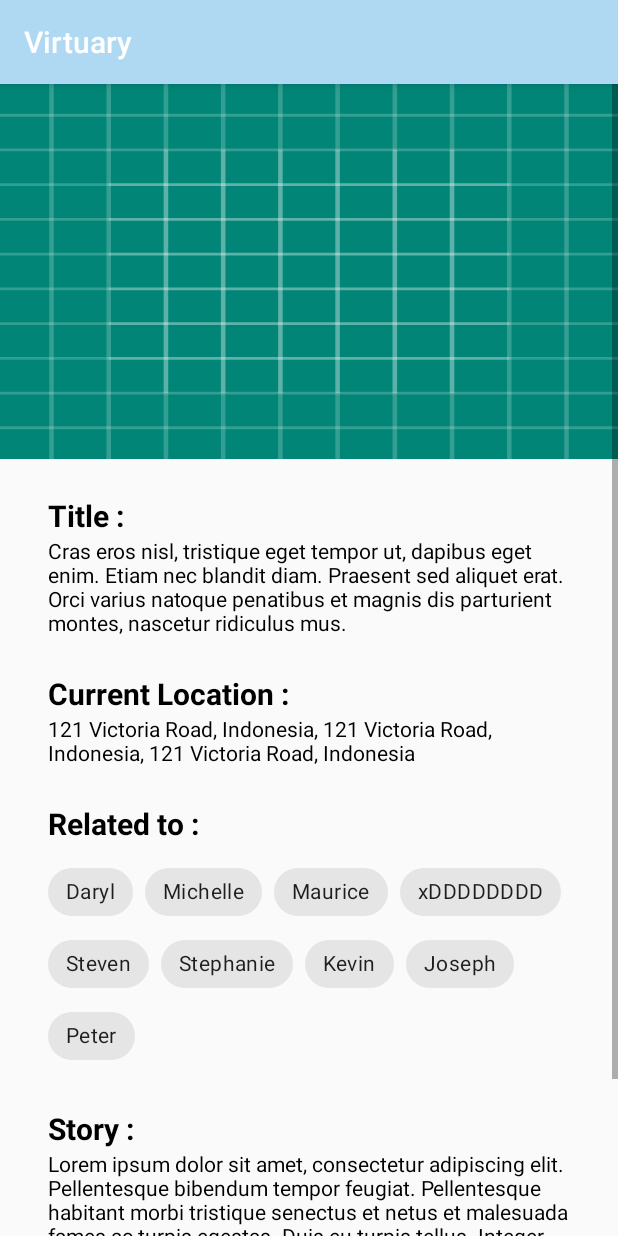
After one commit to azureguard/virtuary, an Android app: the fragment ItemFragment shown on its own in the app's theme, on a phone screen of 412 x 824 dp. The commit adds this screen. Run offline under Robolectric (Android 15) with nearby library versions, the phone set to English and light mode, and no system bars; our stand-ins replace data binding.

Commit message:
implement item view

```diff
--- /dev/null
+++ b/app/src/main/java/com/virtuary/app/screens/item/ItemFragment.kt
@@ -0,0 +1,65 @@
+package com.virtuary.app.screens.item
+
+import android.os.Bundle
+import android.view.LayoutInflater
+import android.view.View
+import android.view.ViewGroup
+import androidx.databinding.DataBindingUtil
+import androidx.fragment.app.Fragment
+import androidx.lifecycle.Observer
+import androidx.lifecycle.ViewModelProviders
+import com.google.android.material.chip.Chip
+import com.virtuary.app.R
+import com.virtuary.app.databinding.FragmentItemBinding
+
+class ItemFragment : Fragment() {
+
+    override fun onCreateView(
+        inflater: LayoutInflater,
+        container: ViewGroup?,
+        savedInstanceState: Bundle?
+    ): View? {
+        // inflate the layout
+        val binding: FragmentItemBinding = DataBindingUtil.inflate(
+            inflater,
+            R.layout.fragment_item, container, false
+        )
+
+        // get the home view model
+        // assign for databinding so the data in view model can be accessed
+        val viewModel: ItemViewModel = ViewModelProviders.of(this).get(ItemViewModel::class.java)
+
+        binding.itemViewModel = viewModel
+
+        // can observe LiveData updates
+        binding.lifecycleOwner = this
+
+        viewModel.relatedTo.observe(this,
+            Observer<MutableList<String>> { data ->
+                // make chip view for each item in the list
+                val chipGroup = binding.itemRelatedToList
+                val inflator = LayoutInflater.from(chipGroup.context)
+
+                val children = data.map { chipName ->
+                    val chip = inflator.inflate(R.layout.related_to_list, chipGroup, false) as Chip
+                    chip.text = chipName
+                    chip.isCloseIconVisible = false
+                    chip.isClickable = false
+                    chip.isCheckable = false
+
+                    chip
+                }
+
+                // remove any views already in ChipGroup
+                chipGroup.removeAllViews()
+
+                // add the new children to the ChipGroup
+                for (chip in children) {
+                    chipGroup.addView(chip as View)
+                }
+            }
+        )
+
+        return binding.root
+    }
+}
--- /dev/null
+++ b/app/src/main/java/com/virtuary/app/screens/item/ItemViewModel.kt
@@ -0,0 +1,28 @@
+package com.virtuary.app.screens.item
+
+import androidx.lifecycle.LiveData
+import androidx.lifecycle.MutableLiveData
+import androidx.lifecycle.ViewModel
+
+class ItemViewModel : ViewModel() {
+    private val _relatedTo = MutableLiveData<MutableList<String>>()
+    val relatedTo: LiveData<MutableList<String>>
+        get() = _relatedTo
+
+    init {
+        _relatedTo.value = mutableListOf()
+        addRelatedTo()
+    }
+
+    private fun addRelatedTo() {
+        _relatedTo.value!!.add("Daryl")
+        _relatedTo.value!!.add("Michelle")
+        _relatedTo.value!!.add("Maurice")
+        _relatedTo.value!!.add("xDDDDDDDD")
+        _relatedTo.value!!.add("Steven")
+        _relatedTo.value!!.add("Stephanie")
+        _relatedTo.value!!.add("Kevin")
+        _relatedTo.value!!.add("Joseph")
+        _relatedTo.value!!.add("Peter")
+    }
+}
--- a/app/src/main/res/layout/activity_main.xml
+++ b/app/src/main/res/layout/activity_main.xml
@@ -7,8 +7,8 @@
         android:layout_height="match_parent"
         tools:context=".MainActivity">
         <fragment
-            android:id="@+id/addItemFragment"
-            android:name="com.virtuary.app.screens.addItem.AddItemFragment"
+            android:id="@+id/itemFragment"
+            android:name="com.virtuary.app.screens.item.ItemFragment"
             android:layout_width="match_parent"
             android:layout_height="match_parent"
             />
--- /dev/null
+++ b/app/src/main/res/layout/fragment_item.xml
@@ -0,0 +1,152 @@
+<?xml version="1.0" encoding="utf-8"?>
+<layout xmlns:android="http://schemas.android.com/apk/res/android"
+    xmlns:app="http://schemas.android.com/apk/res-auto">
+
+    <data>
+
+        <variable
+            name="itemViewModel"
+            type="com.virtuary.app.screens.item.ItemViewModel" />
+    </data>
+
+    <ScrollView
+        android:layout_width="match_parent"
+        android:layout_height="match_parent">
+
+        <androidx.constraintlayout.widget.ConstraintLayout
+            android:layout_width="match_parent"
+            android:layout_height="match_parent"
+            android:orientation="vertical">
+
+
+            <ImageView
+                android:id="@+id/item_image"
+                android:layout_width="match_parent"
+                android:layout_height="@dimen/add_item_image_height"
+                android:adjustViewBounds="false"
+                android:background="@drawable/ic_launcher_background"
+                android:contentDescription="@null"
+                app:layout_constraintEnd_toEndOf="parent"
+                app:layout_constraintStart_toStartOf="parent"
+                app:layout_constraintTop_toTopOf="parent" />
+
+            <TextView
+                android:id="@+id/item_title_text"
+                android:layout_width="0dp"
+                android:layout_height="wrap_content"
+                android:layout_marginStart="32dp"
+                android:layout_marginTop="24dp"
+                android:layout_marginEnd="32dp"
+                android:text="@string/title"
+                android:textColor="@android:color/black"
+                android:textSize="20sp"
+                android:textStyle="bold"
+                app:layout_constraintEnd_toEndOf="parent"
+                app:layout_constraintHorizontal_bias="0.0"
+                app:layout_constraintStart_toStartOf="parent"
+                app:layout_constraintTop_toBottomOf="@+id/item_image" />
+
+            <TextView
+                android:id="@+id/item_title"
+                android:layout_width="0dp"
+                android:layout_height="wrap_content"
+                android:layout_marginStart="32dp"
+                android:layout_marginEnd="32dp"
+                android:text="Cras eros nisl, tristique eget tempor ut, dapibus eget enim. Etiam nec blandit diam. Praesent sed aliquet erat. Orci varius natoque penatibus et magnis dis parturient montes, nascetur ridiculus mus."
+                android:textColor="@android:color/black"
+                app:layout_constraintEnd_toEndOf="parent"
+                app:layout_constraintHorizontal_bias="0.0"
+                app:layout_constraintStart_toStartOf="parent"
+                app:layout_constraintTop_toBottomOf="@+id/item_title_text" />
+
+            <TextView
+                android:id="@+id/item_current_location_text"
+                android:layout_width="0dp"
+                android:layout_height="wrap_content"
+                android:layout_marginStart="32dp"
+                android:layout_marginTop="24dp"
+                android:layout_marginEnd="32dp"
+                android:text="@string/current_location"
+                android:textColor="@android:color/black"
+                android:textSize="20sp"
+                android:textStyle="bold"
+                app:layout_constraintEnd_toEndOf="parent"
+                app:layout_constraintHorizontal_bias="0.0"
+                app:layout_constraintStart_toStartOf="parent"
+                app:layout_constraintTop_toBottomOf="@+id/item_title" />
+
+            <TextView
+                android:id="@+id/item_current_location"
+                android:layout_width="0dp"
+                android:layout_height="wrap_content"
+                android:layout_marginStart="32dp"
+                android:layout_marginEnd="32dp"
+                android:text="121 Victoria Road, Indonesia, 121 Victoria Road, Indonesia, 121 Victoria Road, Indonesia"
+                android:textColor="@android:color/black"
+                app:layout_constraintEnd_toEndOf="parent"
+                app:layout_constraintStart_toStartOf="parent"
+                app:layout_constraintTop_toBottomOf="@+id/item_current_location_text" />
+
+            <TextView
+                android:id="@+id/item_related_to_text"
+                android:layout_width="wrap_content"
+                android:layout_height="wrap_content"
+                android:layout_marginStart="32dp"
+                android:layout_marginTop="24dp"
+                android:text="@string/related_to"
+                android:textColor="@android:color/black"
+                android:textSize="20sp"
+                android:textStyle="bold"
+                app:layout_constraintEnd_toEndOf="parent"
+                app:layout_constraintHorizontal_bias="0.0"
+                app:layout_constraintStart_toStartOf="parent"
+                app:layout_constraintTop_toBottomOf="@+id/item_current_location" />
+
+            <com.google.android.material.chip.ChipGroup
+                android:id="@+id/item_related_to_list"
+                android:layout_width="0dp"
+                android:layout_height="wrap_content"
+                android:layout_marginStart="32dp"
+                android:layout_marginTop="8dp"
+                android:layout_marginEnd="32dp"
+                android:singleLine="false"
+                app:layout_constraintEnd_toEndOf="parent"
+                app:layout_constraintHorizontal_bias="0.0"
+                app:layout_constraintStart_toStartOf="parent"
+                app:layout_constraintTop_toBottomOf="@+id/item_related_to_text"
+                app:singleSelection="false" />
+
+            <TextView
+                android:id="@+id/item_story_text"
+                android:layout_width="wrap_content"
+                android:layout_height="wrap_content"
+                android:layout_marginStart="32dp"
+                android:layout_marginTop="24dp"
+                android:layout_marginEnd="32dp"
+                android:text="@string/story"
+                android:textColor="@android:color/black"
+                android:textSize="20sp"
+                android:textStyle="bold"
+                app:layout_constraintEnd_toEndOf="parent"
+                app:layout_constraintHorizontal_bias="0.0"
+                app:layout_constraintStart_toStartOf="parent"
+                app:layout_constraintTop_toBottomOf="@+id/item_related_to_list" />
+
+            <TextView
+                android:id="@+id/item_story"
+                android:layout_width="0dp"
+                android:layout_height="wrap_content"
+                android:layout_marginStart="32dp"
+                android:layout_marginEnd="32dp"
+                android:layout_marginBottom="32dp"
+                android:text="Lorem ipsum dolor sit amet, consectetur adipiscing elit. Pellentesque bibendum tempor feugiat. Pellentesque habitant morbi tristique senectus et netus et malesuada fames ac turpis egestas. Duis eu turpis tellus. Integer tempor lectus non blandit vestibulum. Vestibulum aliquet, mauris eget cursus semper, ipsum mi viverra mi, at eleifend nunc diam sit amet diam. Curabitur sed facilisis tortor, eget maximus erat. Mauris maximus lacus sed justo lobortis, nec tempor metus interdum."
+                android:textColor="@android:color/black"
+                app:layout_constraintBottom_toBottomOf="parent"
+                app:layout_constraintEnd_toEndOf="parent"
+                app:layout_constraintHorizontal_bias="0.0"
+                app:layout_constraintStart_toStartOf="parent"
+                app:layout_constraintTop_toBottomOf="@+id/item_story_text" />
+
+        </androidx.constraintlayout.widget.ConstraintLayout>
+    </ScrollView>
+</layout>
--- a/app/src/main/res/values/strings.xml
+++ b/app/src/main/res/values/strings.xml
@@ -27,8 +27,8 @@
     <string name="related_items">Related Items</string>
     <string name="show_all">Show All</string>
     <string name="this_user_has_no_item">This user has no item</string>
-    <string name="title">Title</string>
-    <string name="current_location">Current Location</string>
-    <string name="related_to">Related to</string>
-    <string name="story">Story</string>
+    <string name="title">Title :</string>
+    <string name="current_location">Current Location :</string>
+    <string name="related_to">Related to :</string>
+    <string name="story">Story :</string>
 </resources>
```
